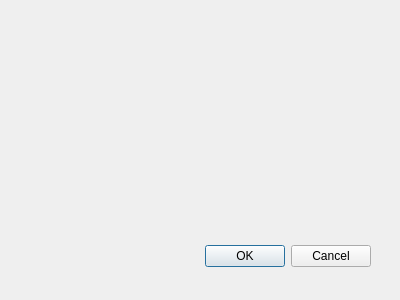
The window that client/widgets/tipofdayviewer.ui (Rolisteam/rolisteam) describes before a commit, drawn with Qt 5.
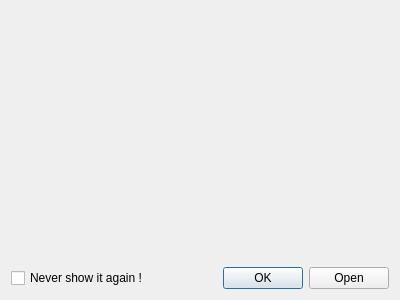
The same window after the commit. Icons and pictures are not drawn.

```diff
--- a/client/widgets/tipofdayviewer.ui
+++ b/client/widgets/tipofdayviewer.ui
@@ -15,22 +15,49 @@
   <property name="windowTitle" >
    <string>Dialog</string>
   </property>
-  <widget class="QDialogButtonBox" name="buttonBox" >
-   <property name="geometry" >
-    <rect>
-     <x>30</x>
-     <y>240</y>
-     <width>341</width>
-     <height>32</height>
-    </rect>
-   </property>
-   <property name="orientation" >
-    <enum>Qt::Horizontal</enum>
-   </property>
-   <property name="standardButtons" >
-    <set>QDialogButtonBox::Cancel|QDialogButtonBox::Ok</set>
-   </property>
-  </widget>
+  <property name="windowIcon">
+   <iconset resource="../../rolisteam.qrc">
+    <normaloff>:/resources/logo/500-symbole.png</normaloff>:/resources/logo/500-symbole.png</iconset>
+  </property>
+  <layout class="QVBoxLayout" name="verticalLayout" stretch="1,0">
+   <item>
+    <widget class="QLabel" name="m_text">
+     <property name="text">
+      <string/>
+     </property>
+     <property name="textFormat">
+      <enum>Qt::RichText</enum>
+     </property>
+     <property name="openExternalLinks">
+      <bool>true</bool>
+     </property>
+     <property name="textInteractionFlags">
+      <set>Qt::LinksAccessibleByKeyboard|Qt::LinksAccessibleByMouse|Qt::TextBrowserInteraction|Qt::TextSelectableByKeyboard|Qt::TextSelectableByMouse</set>
+     </property>
+    </widget>
+   </item>
+   <item>
+    <layout class="QHBoxLayout" name="horizontalLayout">
+     <item>
+      <widget class="QCheckBox" name="m_neverShowAgain">
+       <property name="text">
+        <string>Never show it again !</string>
+       </property>
+      </widget>
+     </item>
+     <item>
+      <widget class="QDialogButtonBox" name="m_buttonBox">
+       <property name="orientation">
+        <enum>Qt::Horizontal</enum>
+       </property>
+       <property name="standardButtons">
+        <set>QDialogButtonBox::Ok|QDialogButtonBox::Open</set>
+       </property>
+      </widget>
+     </item>
+    </layout>
+   </item>
+  </layout>
  </widget>
  <pixmapfunction></pixmapfunction>
  <resources/>
```
Left out of the diff: 36 changed lines with no effect on the pictures.
